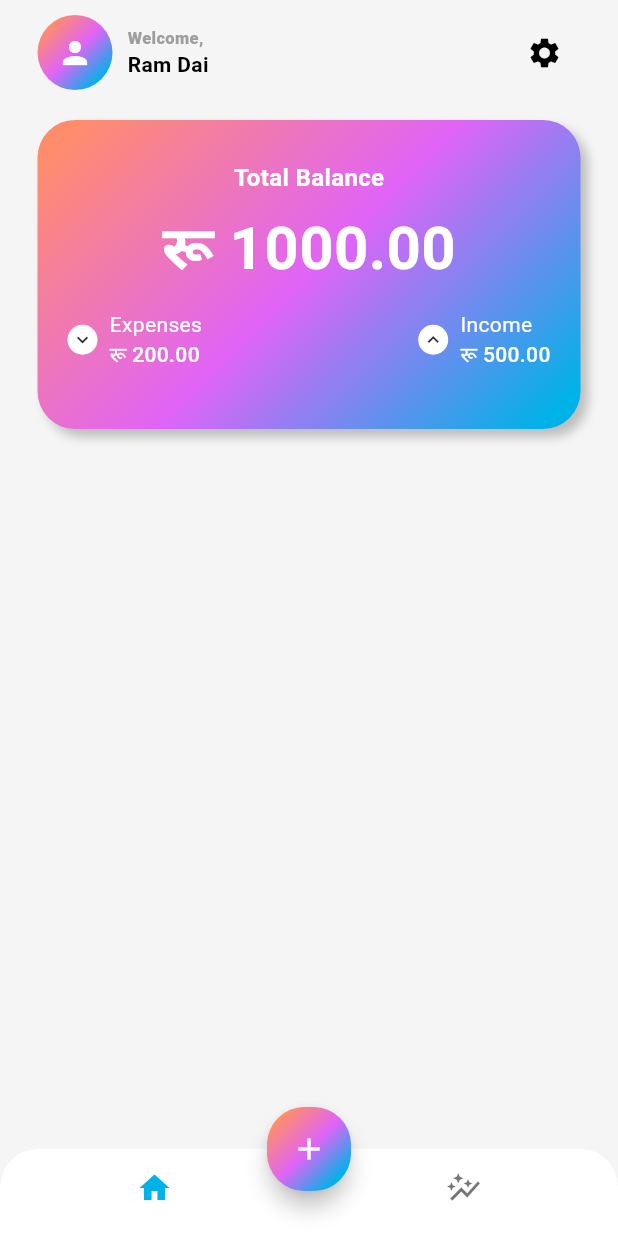
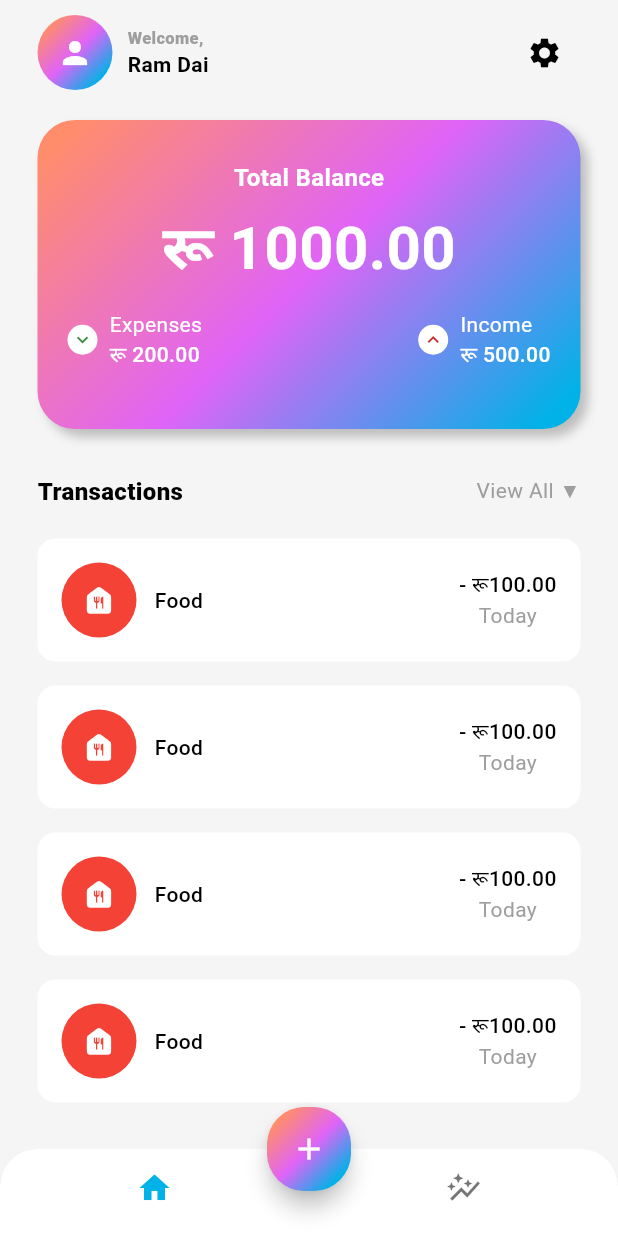
Before and after one commit to 4bhisheksharma/khutruke-app, a Flutter app: the screen it shows after launch, on a phone screen of 412 x 824 dp. Run offline on Flutter 3.47's test engine with Material 3 defaults, Android fonts, the phone set to English and light mode, and no system bars.

Commit message:
UI: update MainScreen with transactions display

```diff
--- a/lib/screens/home/views/main_screen.dart
+++ b/lib/screens/home/views/main_screen.dart
@@ -133,6 +133,7 @@ class MainScreen extends StatelessWidget {
                                 child: Icon(
                                   Icons.keyboard_arrow_down,
                                   size: 15,
+                                  color: Colors.green[700],
                                 ),
                               ),
                             ),
@@ -170,7 +171,11 @@ class MainScreen extends StatelessWidget {
                                 shape: BoxShape.circle,
                               ),
                               child: Center(
-                                child: Icon(Icons.keyboard_arrow_up, size: 15),
+                                child: Icon(
+                                  Icons.keyboard_arrow_up,
+                                  size: 15,
+                                  color: Colors.red[800],
+                                ),
                               ),
                             ),
                             SizedBox(width: 8),
@@ -203,6 +208,112 @@ class MainScreen extends StatelessWidget {
                 ],
               ),
             ),
+            SizedBox(height: 30),
+            Row(
+              mainAxisAlignment: MainAxisAlignment.spaceBetween,
+              children: [
+                Text(
+                  "Transactions",
+                  style: TextStyle(
+                    fontSize: 16,
+                    color: Theme.of(context).colorScheme.onSurface,
+                    fontWeight: FontWeight.w800,
+                  ),
+                ),
+                GestureDetector(
+                  onTap: () {},
+                  child: Text(
+                    "View All ▼",
+                    style: TextStyle(
+                      fontSize: 14,
+                      color: Theme.of(context).colorScheme.outline,
+                      fontWeight: FontWeight.w400,
+                    ),
+                  ),
+                ),
+              ],
+            ),
+            SizedBox(height: 20),
+            Expanded(
+              child: ListView.builder(
+                itemCount: 4,
+                itemBuilder: (context, int i) {
+                  return Padding(
+                    padding: const EdgeInsets.only(bottom: 16),
+                    child: Container(
+                      decoration: BoxDecoration(
+                        color: Colors.white,
+                        borderRadius: BorderRadius.circular(12),
+                      ),
+                      child: Padding(
+                        padding: const EdgeInsets.all(16.0),
+                        child: Row(
+                          mainAxisAlignment: MainAxisAlignment.spaceBetween,
+                          children: [
+                            Row(
+                              children: [
+                                Stack(
+                                  alignment: Alignment.center,
+                                  children: [
+                                    Container(
+                                      width: 50,
+                                      height: 50,
+                                      decoration: BoxDecoration(
+                                        color: Colors.red,
+                                        shape: BoxShape.circle,
+                                      ),
+                                    ),
+                                    Icon(
+                                      Icons.food_bank_rounded,
+                                      color: Colors.white,
+                                    ),
+                                  ],
+                                ),
+                                SizedBox(width: 12),
+                                Text(
+                                  "Food",
+                                  style: TextStyle(
+                                    fontSize: 14,
+                                    color: Theme.of(
+                                      context,
+                                    ).colorScheme.onSurface,
+                                    fontWeight: FontWeight.w500,
+                                  ),
+                                ),
+                              ],
+                            ),
+                            Column(
+                              children: [
+                                Text(
+                                  "- \रू100.00",
+                                  style: TextStyle(
+                                    fontSize: 14,
+                                    color: Theme.of(
+                                      context,
+                                    ).colorScheme.onSurface,
+                                    fontWeight: FontWeight.w500,
+                                  ),
+                                ),
+                                Text(
+                                  "Today",
+                                  style: TextStyle(
+                                    fontSize: 14,
+                                    color: Theme.of(
+                                      context,
+                                    ).colorScheme.outline,
+                                    fontWeight: FontWeight.w400,
+                                  ),
+                                ),
+                              ],
+                            ),
+                          ],
+                        ),
+                      ),
+                    ),
+                  );
+                },
+              ),
+            ),
           ],
         ),
       ),
```
